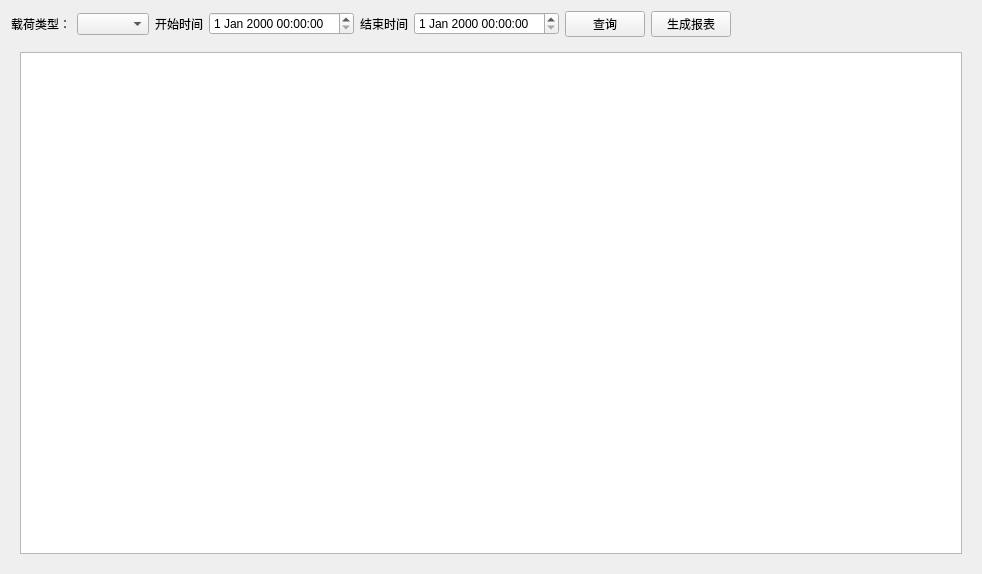
Before: the Qt Designer form MDS_DevelopWork/src/UserPlugins/ReportTablePlugin/LoadFilePage.ui in fucked777/znsd, drawn with Qt 5.
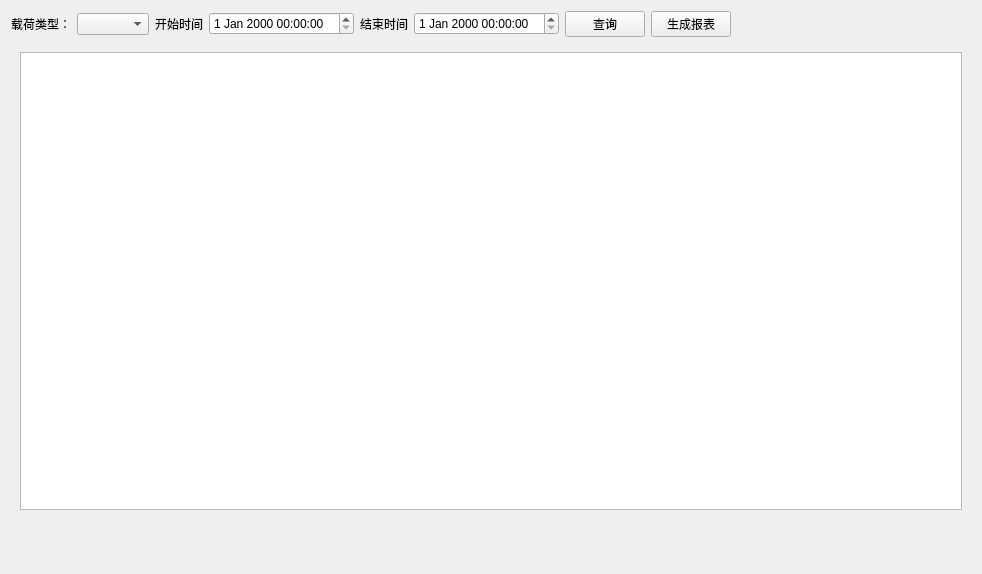
After: the same form once the commit is applied.

```diff
--- a/MDS_DevelopWork/src/UserPlugins/ReportTablePlugin/LoadFilePage.ui
+++ b/MDS_DevelopWork/src/UserPlugins/ReportTablePlugin/LoadFilePage.ui
@@ -84,6 +84,36 @@
      </layout>
     </widget>
    </item>
+   <item>
+    <widget class="QWidget" name="buttomWidget" native="true">
+     <property name="sizePolicy">
+      <sizepolicy hsizetype="Preferred" vsizetype="Fixed">
+       <horstretch>0</horstretch>
+       <verstretch>0</verstretch>
+      </sizepolicy>
+     </property>
+     <layout class="QHBoxLayout" name="horizontalLayout_9">
+      <item>
+       <spacer name="horizontalSpacer_2">
+        <property name="orientation">
+         <enum>Qt::Horizontal</enum>
+        </property>
+        <property name="sizeHint" stdset="0">
+         <size>
+          <width>234</width>
+          <height>20</height>
+         </size>
+        </property>
+       </spacer>
+      </item>
+      <item>
+       <widget class="QWidget" name="pageWidget" native="true">
+        <layout class="QHBoxLayout" name="horizontalLayout_2"/>
+       </widget>
+      </item>
+     </layout>
+    </widget>
+   </item>
   </layout>
  </widget>
  <resources/>
```
Left out of the diff: 4 changed lines with no effect on the pictures.
